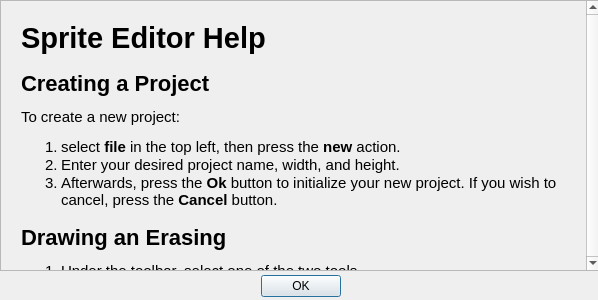
This is helpdialog.ui in markusbuck/sprite-editor as Qt 5 draws it before an edit. The edited form follows.
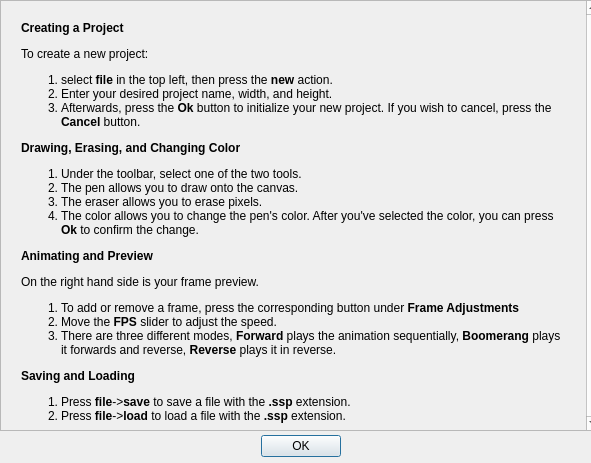
This is the edited form.

Commit message: help dialog finishing touches

```diff
--- a/helpdialog.ui
+++ b/helpdialog.ui
@@ -6,8 +6,8 @@
    <rect>
     <x>0</x>
     <y>0</y>
-    <width>598</width>
-    <height>300</height>
+    <width>591</width>
+    <height>463</height>
    </rect>
   </property>
   <property name="windowTitle">
@@ -17,7 +17,7 @@
    <property name="geometry">
     <rect>
      <x>10</x>
-     <y>270</y>
+     <y>430</y>
      <width>581</width>
      <height>32</height>
     </rect>
@@ -38,18 +38,26 @@
      <x>0</x>
      <y>0</y>
      <width>601</width>
-     <height>271</height>
+     <height>431</height>
     </rect>
    </property>
    <property name="sizePolicy">
-    <sizepolicy hsizetype="Expanding" vsizetype="Expanding">
+    <sizepolicy hsizetype="Expanding" vsizetype="Fixed">
      <horstretch>0</horstretch>
-     <verstretch>0</verstretch>
+     <verstretch>100</verstretch>
     </sizepolicy>
    </property>
+   <property name="font">
+    <font>
+     <pointsize>11</pointsize>
+    </font>
+   </property>
    <property name="verticalScrollBarPolicy">
     <enum>Qt::ScrollBarAlwaysOn</enum>
    </property>
+   <property name="sizeAdjustPolicy">
+    <enum>QAbstractScrollArea::AdjustToContentsOnFirstShow</enum>
+   </property>
    <property name="widgetResizable">
     <bool>true</bool>
    </property>
@@ -59,16 +67,22 @@
       <x>0</x>
       <y>0</y>
       <width>585</width>
-      <height>269</height>
+      <height>429</height>
      </rect>
     </property>
+    <property name="sizePolicy">
+     <sizepolicy hsizetype="Preferred" vsizetype="Expanding">
+      <horstretch>0</horstretch>
+      <verstretch>0</verstretch>
+     </sizepolicy>
+    </property>
     <widget class="QLabel" name="label">
      <property name="geometry">
       <rect>
        <x>20</x>
        <y>20</y>
        <width>541</width>
-       <height>441</height>
+       <height>1000</height>
       </rect>
      </property>
      <property name="sizePolicy">
@@ -80,12 +94,11 @@
      <property name="font">
       <font>
        <family>Arial</family>
-       <pointsize>11</pointsize>
+       <pointsize>9</pointsize>
       </font>
      </property>
      <property name="text">
-      <string>&lt;h1&gt;Sprite Editor Help&lt;/h1&gt;
-&lt;h2&gt;Creating a Project&lt;/h2&gt;
+      <string>&lt;h4&gt;Creating a Project&lt;/h4&gt;
 To create a new project: 
 &lt;ol&gt;
 &lt;li&gt;
@@ -99,7 +112,7 @@
 &lt;/li&gt;
 &lt;/ol&gt;
 
-&lt;h2&gt;Drawing an Erasing&lt;/h2&gt;
+&lt;h4&gt;Drawing, Erasing, and Changing Color&lt;/h4&gt;
 &lt;ol&gt;
 &lt;li&gt;
 Under the toolbar, select one of the two tools.
@@ -110,16 +123,32 @@
 &lt;li&gt;
 The eraser allows you to erase pixels.
 &lt;/li&gt;
-&lt;/ol&gt;
-
-&lt;h2&gt;Changing Color&lt;/h2&gt;
-&lt;ol&gt;
 &lt;li&gt;
-Slightly further below the toolbar, you can select the color changer.
-&lt;/li&gt;
-&lt;li&gt;
+The color allows you to change the pen's color.
 After you've selected the color, you can press &lt;b&gt;Ok&lt;/b&gt; to confirm the change.
 &lt;/li&gt;
+&lt;/ol&gt;
+&lt;h4&gt;Animating and Preview&lt;/h4&gt;
+On the right hand side is your frame preview.
+&lt;ol&gt;
+&lt;li&gt;
+To add or remove a frame, press the corresponding button under &lt;b&gt;Frame Adjustments&lt;/b&gt;
+&lt;/li&gt;
+&lt;li&gt;
+Move the &lt;b&gt;FPS&lt;/b&gt; slider to adjust the speed.
+&lt;/li&gt;
+&lt;li&gt;
+There are three different modes, &lt;b&gt;Forward&lt;/b&gt; plays the animation sequentially, &lt;b&gt;Boomerang&lt;/b&gt; plays it forwards and reverse, &lt;b&gt;Reverse&lt;/b&gt; plays it in reverse.
+&lt;/li&gt;
+&lt;/ol&gt;
+&lt;h4&gt;Saving and Loading&lt;/h4&gt;
+&lt;ol&gt;
+&lt;li&gt;
+Press &lt;b&gt;file&lt;/b&gt;-&gt;&lt;b&gt;save&lt;/b&gt; to save a file with the &lt;b&gt;.ssp&lt;/b&gt; extension.
+&lt;/li&gt;
+&lt;li&gt;
+Press &lt;b&gt;file&lt;/b&gt;-&gt;&lt;b&gt;load&lt;/b&gt; to load a file with the &lt;b&gt;.ssp&lt;/b&gt; extension.
+&lt;/li&gt;
 &lt;/ol&gt;</string>
      </property>
      <property name="alignment">
```
Left out of the diff: 3 changed lines with no effect on the pictures. The commit also changes 1 other file.
